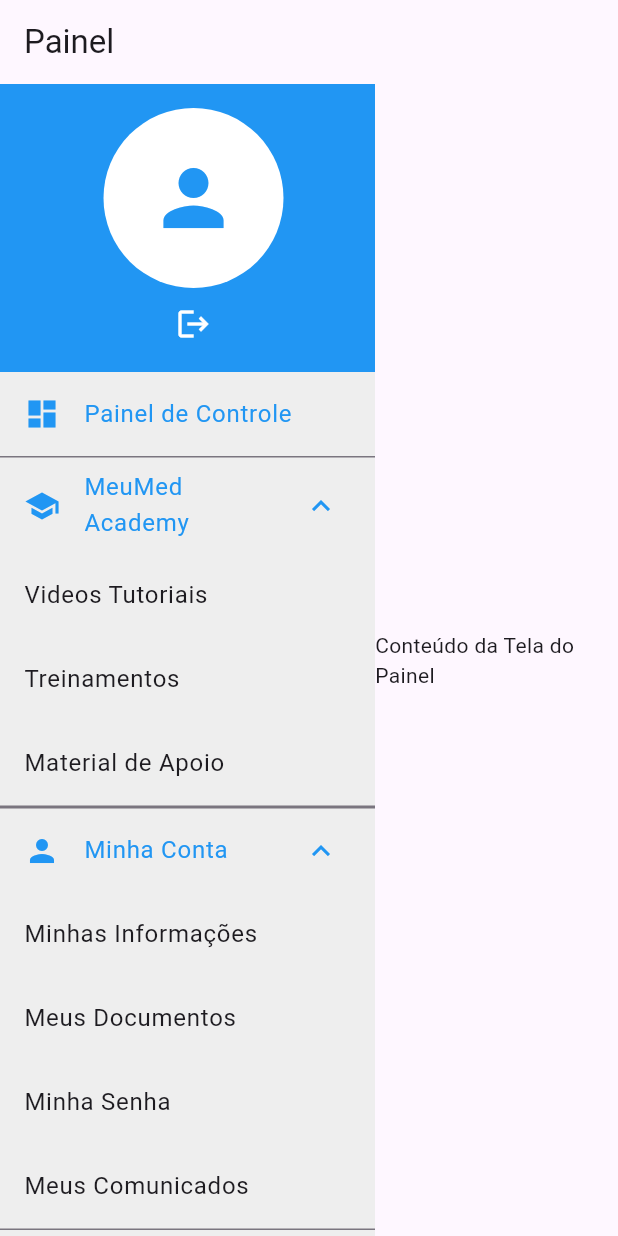
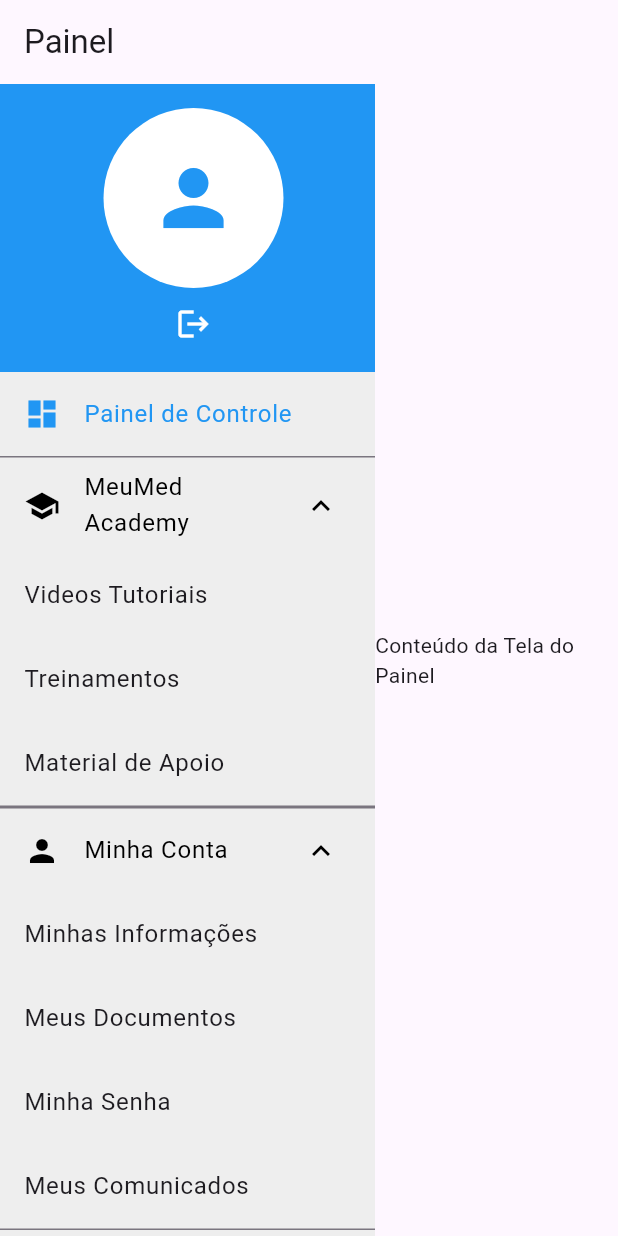
Before and after one commit to guoganjohn/softmed24h-doctor, a Flutter app: the LayoutScreen screen opened by its route, after a tap on "MeuMed Academy", after a tap on "Minha Conta", on a phone screen of 412 x 824 dp. Run offline on Flutter 3.47's test engine with Material 3 defaults, Android fonts, the phone set to English and light mode, and no system bars; our stand-ins replace go_router, url_strategy.

Commit message:
refactor(layout): Improve sidebar navigation and state management
This commit refactors the `LayoutScreen` sidebar to improve its user experience and state management. The navigation now behaves like an accordion, where only one main menu section can be expanded at a time.

Additionally, the active menu and its parent section remain highlighted when a sub-item is selected, providing better visual feedback to the user.

Key changes:
- Implement accordion behavior for `ExpansionTile` widgets, ensuring only one is open at once.
- Add state management (`_currentExpandedTile`) to control the expanded/collapsed state of menu items.
- Refactor route checking logic to differentiate between exact and parent route matches (`_isExactRouteActive`, `_isParentRouteActive`).
- Use the new logic to correctly highlight both the active sub-item and its parent `ExpansionTile`.
- Wrap the list of menu items in a `SingleChildScrollView` to prevent overflow on smaller screens.
- Remove now-unused screen imports.

```diff
--- a/lib/src/screens/layout_screen.dart
+++ b/lib/src/screens/layout_screen.dart
@@ -1,17 +1,5 @@
-import 'package:flutter/material.dart';
 import 'package:flutter/material.dart';
 import 'package:go_router/go_router.dart';
-import 'package:softmed24h_admin/src/screens/meumed_academy/videos_tutoriais_screen.dart';
-import 'package:softmed24h_admin/src/screens/meumed_academy/treinamentos_screen.dart';
-import 'package:softmed24h_admin/src/screens/meumed_academy/material_apoio_screen.dart';
-import 'package:softmed24h_admin/src/screens/minha_conta/minhas_informacoes_screen.dart';
-import 'package:softmed24h_admin/src/screens/minha_conta/meus_documentos_screen.dart';
-import 'package:softmed24h_admin/src/screens/minha_conta/minha_senha_screen.dart';
-import 'package:softmed24h_admin/src/screens/minha_conta/meus_comunicados_screen.dart';
-import 'package:softmed24h_admin/src/screens/financeiro/extrato_financeiro_screen.dart'; // Assuming these will be created
-import 'package:softmed24h_admin/src/screens/financeiro/meus_saques_screen.dart'; // Assuming these will be created
-import 'package:softmed24h_admin/src/screens/financeiro/meus_cartoes_screen.dart'; // Assuming these will be created
-import 'package:softmed24h_admin/src/screens/telemedicina/gerenciamento_fila_screen.dart';
 
 class LayoutScreen extends StatefulWidget {
   final Widget body;
@@ -23,7 +11,44 @@
 }
 
 class _LayoutScreenState extends State<LayoutScreen> {
-  bool _isRouteActive(String routePath) {
+  // State variable to track the currently expanded tile's route path
+  String? _currentExpandedTile;
+
+  @override
+  void initState() {
+    super.initState();
+    // Initialize _currentExpandedTile based on the active route when the widget is first built
+    _currentExpandedTile = _getActiveParentRoute();
+  }
+
+  // Helper to determine the active main parent route for initial expansion
+  String? _getActiveParentRoute() {
+    final currentPath = GoRouter.of(
+      context,
+    ).routerDelegate.currentConfiguration.uri.toString();
+
+    if (currentPath.startsWith('/dashboard/meumed-academy')) {
+      return '/dashboard/meumed-academy';
+    } else if (currentPath.startsWith('/dashboard/minha-conta')) {
+      return '/dashboard/minha-conta';
+    } else if (currentPath.startsWith('/dashboard/financeiro')) {
+      return '/dashboard/financeiro';
+    } else if (currentPath.startsWith('/dashboard/telemedicina')) {
+      return '/dashboard/telemedicina';
+    }
+    return null;
+  }
+
+  // Checks if the current route exactly matches the given path (for sub-menus or the main dashboard link)
+  bool _isExactRouteActive(String routePath) {
+    final currentPath = GoRouter.of(
+      context,
+    ).routerDelegate.currentConfiguration.uri.toString();
+    return currentPath == routePath;
+  }
+
+  // Checks if the current route is the parent path or any of its children (for ExpansionTile styling)
+  bool _isParentRouteActive(String routePath) {
     final currentPath = GoRouter.of(
       context,
     ).routerDelegate.currentConfiguration.uri.toString();
@@ -46,24 +71,21 @@
               color: Colors.grey[200], // Set background color to light grey
               child: Column(
                 children: <Widget>[
+                  // Top spacing (Color Box)
                   const ColoredBox(
                     color: Colors.blue,
                     child: SizedBox(width: double.infinity, height: 16.0),
-                  ), // Top spacing
+                  ),
+
+                  // Header/Profile Section
                   Container(
-                    // This is the header Container
-                    width: double.infinity, // Ensure full width
+                    width: double.infinity,
                     decoration: const BoxDecoration(color: Colors.blue),
                     child: Padding(
-                      padding: const EdgeInsets.only(
-                        left: 16.0,
-                        right: 8.0,
-                      ), // Add padding
+                      padding: const EdgeInsets.only(left: 16.0, right: 8.0),
                       child: Column(
-                        mainAxisAlignment:
-                            MainAxisAlignment.center, // Center vertically
-                        crossAxisAlignment: CrossAxisAlignment
-                            .center, // Align content to center horizontally
+                        mainAxisAlignment: MainAxisAlignment.center,
+                        crossAxisAlignment: CrossAxisAlignment.center,
                         children: <Widget>[
                           const CircleAvatar(
                             radius: 60,
@@ -84,36 +106,66 @@
                       ),
                     ),
                   ),
+
+                  // Bottom spacing (Color Box)
                   const ColoredBox(
                     color: Colors.blue,
                     child: SizedBox(width: double.infinity, height: 8.0),
-                  ), // Bottom spacing
+                  ),
+
+                  // --- Menu Items wrapped in a SingleChildScrollView to prevent overflow ---
+                  Expanded(
+                    child: SingleChildScrollView(
+                      child: Column(
+                        children: <Widget>[
+                          // Painel de Controle (Dashboard)
                           ListTile(
                             leading: const Icon(Icons.dashboard),
                             title: const Text('Painel de Controle'),
-                    selected: _isRouteActive('/dashboard'),
+                            selected: _isExactRouteActive('/dashboard'),
                             selectedTileColor: Colors.blue.withOpacity(0.2),
                             selectedColor: Colors.blue,
                             onTap: () {
                               context.go('/dashboard');
                             },
                           ),
+
+                          // MeuMed Academy
                           ExpansionTile(
                             leading: const Icon(Icons.school),
                             title: const Text('MeuMed Academy'),
-                    initiallyExpanded: _isRouteActive(
+                            // Control expansion based on state
+                            initiallyExpanded:
+                                _currentExpandedTile ==
                                 '/dashboard/meumed-academy',
-                    ), // Expand if any sub-route is active
-                    collapsedIconColor:
-                        Colors.black, // Default icon color when not expanded
-                    iconColor: Colors.blue, // Icon color when expanded
-                    collapsedTextColor:
-                        Colors.black, // Default text color when not expanded
-                    textColor: Colors.blue, // Text color when expanded
+                            onExpansionChanged: (bool expanded) {
+                              setState(() {
+                                // Close all others when this one expands
+                                _currentExpandedTile = expanded
+                                    ? '/dashboard/meumed-academy'
+                                    : null;
+                              });
+                            },
+                            collapsedIconColor: Colors.black,
+                            // Highlight icon if parent route is active (blue)
+                            iconColor:
+                                _isParentRouteActive(
+                                  '/dashboard/meumed-academy',
+                                )
+                                ? Colors.blue
+                                : Colors.black,
+                            collapsedTextColor: Colors.black,
+                            // Highlight text if parent route is active (blue)
+                            textColor:
+                                _isParentRouteActive(
+                                  '/dashboard/meumed-academy',
+                                )
+                                ? Colors.blue
+                                : Colors.black,
                             children: <Widget>[
                               ListTile(
                                 title: const Text('Videos Tutoriais'),
-                        selected: _isRouteActive(
+                                selected: _isExactRouteActive(
                                   '/dashboard/meumed-academy/videos-tutoriais',
                                 ),
                                 selectedTileColor: Colors.blue.withOpacity(0.2),
@@ -126,18 +178,20 @@
                               ),
                               ListTile(
                                 title: const Text('Treinamentos'),
-                        selected: _isRouteActive(
+                                selected: _isExactRouteActive(
                                   '/dashboard/meumed-academy/treinamentos',
                                 ),
                                 selectedTileColor: Colors.blue.withOpacity(0.2),
                                 selectedColor: Colors.blue,
                                 onTap: () {
-                          context.go('/dashboard/meumed-academy/treinamentos');
+                                  context.go(
+                                    '/dashboard/meumed-academy/treinamentos',
+                                  );
                                 },
                               ),
                               ListTile(
                                 title: const Text('Material de Apoio'),
-                        selected: _isRouteActive(
+                                selected: _isExactRouteActive(
                                   '/dashboard/meumed-academy/material-apoio',
                                 ),
                                 selectedTileColor: Colors.blue.withOpacity(0.2),
@@ -150,22 +204,36 @@
                               ),
                             ],
                           ),
+
+                          // Minha Conta
                           ExpansionTile(
                             leading: const Icon(Icons.person),
                             title: const Text('Minha Conta'),
-                    initiallyExpanded: _isRouteActive(
+                            // Control expansion based on state
+                            initiallyExpanded:
+                                _currentExpandedTile ==
                                 '/dashboard/minha-conta',
-                    ), // Expand if any sub-route is active
-                    collapsedIconColor:
-                        Colors.black, // Default icon color when not expanded
-                    iconColor: Colors.blue, // Icon color when expanded
-                    collapsedTextColor:
-                        Colors.black, // Default text color when not expanded
-                    textColor: Colors.blue, // Text color when expanded
+                            onExpansionChanged: (bool expanded) {
+                              setState(() {
+                                _currentExpandedTile = expanded
+                                    ? '/dashboard/minha-conta'
+                                    : null;
+                              });
+                            },
+                            collapsedIconColor: Colors.black,
+                            iconColor:
+                                _isParentRouteActive('/dashboard/minha-conta')
+                                ? Colors.blue
+                                : Colors.black,
+                            collapsedTextColor: Colors.black,
+                            textColor:
+                                _isParentRouteActive('/dashboard/minha-conta')
+                                ? Colors.blue
+                                : Colors.black,
                             children: <Widget>[
                               ListTile(
                                 title: const Text('Minhas Informações'),
-                        selected: _isRouteActive(
+                                selected: _isExactRouteActive(
                                   '/dashboard/minha-conta/minhas-informacoes',
                                 ),
                                 selectedTileColor: Colors.blue.withOpacity(0.2),
@@ -178,55 +246,74 @@
                               ),
                               ListTile(
                                 title: const Text('Meus Documentos'),
-                        selected: _isRouteActive(
+                                selected: _isExactRouteActive(
                                   '/dashboard/minha-conta/meus-documentos',
                                 ),
                                 selectedTileColor: Colors.blue.withOpacity(0.2),
                                 selectedColor: Colors.blue,
                                 onTap: () {
-                          context.go('/dashboard/minha-conta/meus-documentos');
+                                  context.go(
+                                    '/dashboard/minha-conta/meus-documentos',
+                                  );
                                 },
                               ),
                               ListTile(
                                 title: const Text('Minha Senha'),
-                        selected: _isRouteActive(
+                                selected: _isExactRouteActive(
                                   '/dashboard/minha-conta/minha-senha',
                                 ),
                                 selectedTileColor: Colors.blue.withOpacity(0.2),
                                 selectedColor: Colors.blue,
                                 onTap: () {
-                          context.go('/dashboard/minha-conta/minha-senha');
+                                  context.go(
+                                    '/dashboard/minha-conta/minha-senha',
+                                  );
                                 },
                               ),
                               ListTile(
                                 title: const Text('Meus Comunicados'),
-                        selected: _isRouteActive(
+                                selected: _isExactRouteActive(
                                   '/dashboard/minha-conta/meus-comunicados',
                                 ),
                                 selectedTileColor: Colors.blue.withOpacity(0.2),
                                 selectedColor: Colors.blue,
                                 onTap: () {
-                          context.go('/dashboard/minha-conta/meus-comunicados');
+                                  context.go(
+                                    '/dashboard/minha-conta/meus-comunicados',
+                                  );
                                 },
                               ),
                             ],
                           ),
+
+                          // Financeiro
                           ExpansionTile(
                             leading: const Icon(Icons.account_balance_wallet),
                             title: const Text('Financeiro'),
-                    initiallyExpanded: _isRouteActive(
-                      '/dashboard/financeiro',
-                    ), // Expand if any sub-route is active
-                    collapsedIconColor:
-                        Colors.black, // Default icon color when not expanded
-                    iconColor: Colors.blue, // Icon color when expanded
-                    collapsedTextColor:
-                        Colors.black, // Default text color when not expanded
-                    textColor: Colors.blue, // Text color when expanded
+                            // Control expansion based on state
+                            initiallyExpanded:
+                                _currentExpandedTile == '/dashboard/financeiro',
+                            onExpansionChanged: (bool expanded) {
+                              setState(() {
+                                _currentExpandedTile = expanded
+                                    ? '/dashboard/financeiro'
+                                    : null;
+                              });
+                            },
+                            collapsedIconColor: Colors.black,
+                            iconColor:
+                                _isParentRouteActive('/dashboard/financeiro')
+                                ? Colors.blue
+                                : Colors.black,
+                            collapsedTextColor: Colors.black,
+                            textColor:
+                                _isParentRouteActive('/dashboard/financeiro')
+                                ? Colors.blue
+                                : Colors.black,
                             children: <Widget>[
                               ListTile(
                                 title: const Text('Extrato Financeiro'),
-                        selected: _isRouteActive(
+                                selected: _isExactRouteActive(
                                   '/dashboard/financeiro/extrato-financeiro',
                                 ),
                                 selectedTileColor: Colors.blue.withOpacity(0.2),
@@ -239,44 +326,62 @@
                               ),
                               ListTile(
                                 title: const Text('Meus Saques'),
-                        selected: _isRouteActive(
+                                selected: _isExactRouteActive(
                                   '/dashboard/financeiro/meus-saques',
                                 ),
                                 selectedTileColor: Colors.blue.withOpacity(0.2),
                                 selectedColor: Colors.blue,
                                 onTap: () {
-                          context.go('/dashboard/financeiro/meus-saques');
+                                  context.go(
+                                    '/dashboard/financeiro/meus-saques',
+                                  );
                                 },
                               ),
                               ListTile(
                                 title: const Text('Meus Cartões'),
-                        selected: _isRouteActive(
+                                selected: _isExactRouteActive(
                                   '/dashboard/financeiro/meus-cartoes',
                                 ),
                                 selectedTileColor: Colors.blue.withOpacity(0.2),
                                 selectedColor: Colors.blue,
                                 onTap: () {
-                          context.go('/dashboard/financeiro/meus-cartoes');
+                                  context.go(
+                                    '/dashboard/financeiro/meus-cartoes',
+                                  );
                                 },
                               ),
                             ],
                           ),
+
+                          // Telemedicina
                           ExpansionTile(
                             leading: const Icon(Icons.medical_services),
                             title: const Text('Telemedicina'),
-                    initiallyExpanded: _isRouteActive(
+                            // Control expansion based on state
+                            initiallyExpanded:
+                                _currentExpandedTile ==
                                 '/dashboard/telemedicina',
-                    ), // Expand if any sub-route is active
-                    collapsedIconColor:
-                        Colors.black, // Default icon color when not expanded
-                    iconColor: Colors.blue, // Icon color when expanded
-                    collapsedTextColor:
-                        Colors.black, // Default text color when not expanded
-                    textColor: Colors.blue, // Text color when expanded
+                            onExpansionChanged: (bool expanded) {
+                              setState(() {
+                                _currentExpandedTile = expanded
+                                    ? '/dashboard/telemedicina'
+                                    : null;
+                              });
+                            },
+                            collapsedIconColor: Colors.black,
+                            iconColor:
+                                _isParentRouteActive('/dashboard/telemedicina')
+                                ? Colors.blue
+                                : Colors.black,
+                            collapsedTextColor: Colors.black,
+                            textColor:
+                                _isParentRouteActive('/dashboard/telemedicina')
+                                ? Colors.blue
+                                : Colors.black,
                             children: <Widget>[
                               ListTile(
                                 title: const Text('Gerenciamento de Fila'),
-                        selected: _isRouteActive(
+                                selected: _isExactRouteActive(
                                   '/dashboard/telemedicina/gerenciamento-fila',
                                 ),
                                 selectedTileColor: Colors.blue.withOpacity(0.2),
@@ -289,11 +394,15 @@
                               ),
                             ],
                           ),
-                  const Expanded(child: SizedBox()), // Fill remaining space
+                        ],
+                      ),
+                    ),
+                  ), // End of SingleChildScrollView
                 ],
               ),
             ),
           ),
+
           // Main content
           Expanded(
             child: widget.body, // Use the provided body widget
```
Lines whose indentation alone changed are shown as unchanged.
